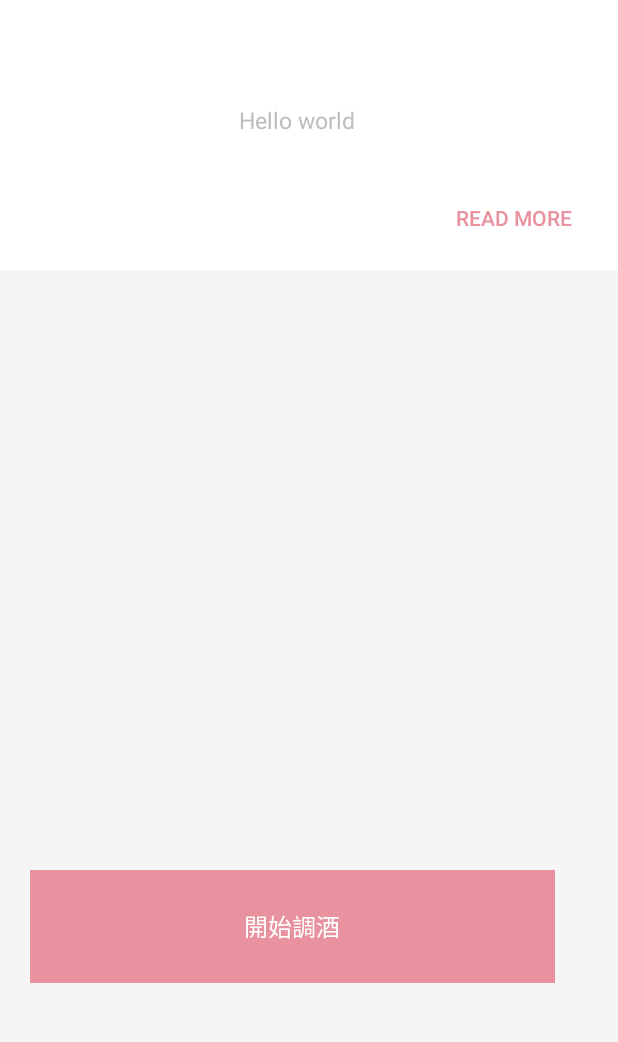
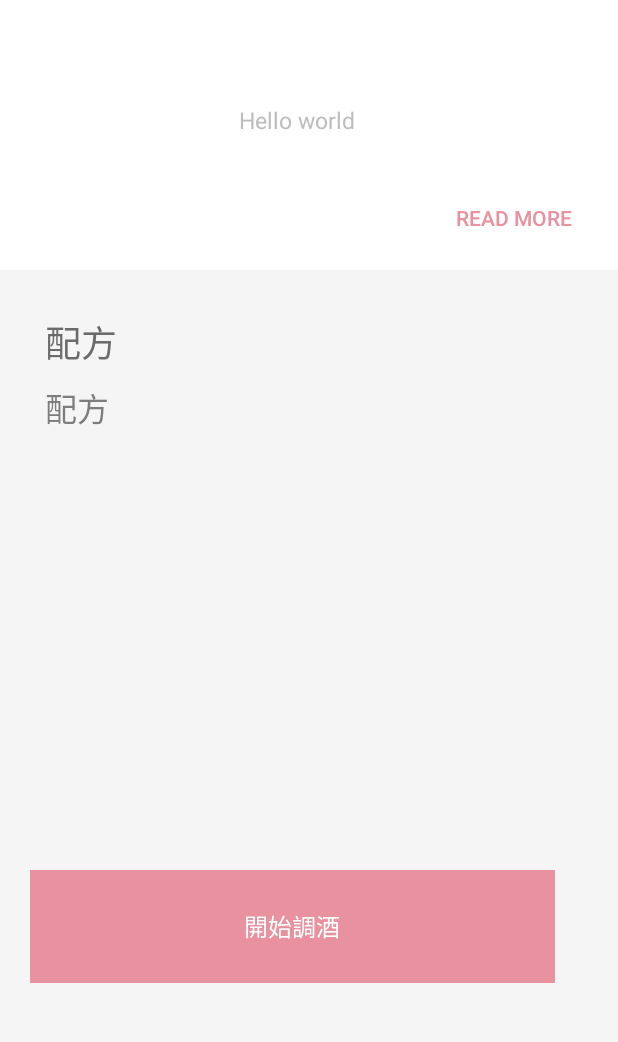
Before and after one commit to mick60316/Vodkender, an Android app: the ActionFragment screen opened through its navigation route, on a phone screen of 412 x 824 dp, the part 180-1222 px from its top. Run offline under Robolectric (Android 15) with nearby library versions, the phone set to English and light mode, and no system bars; 2 statements that could not run were skipped.

Commit message:
version 1.1

```diff
--- a/Vodkender/app/src/main/java/com/example/vodkender/ExtraTools.java
+++ b/Vodkender/app/src/main/java/com/example/vodkender/Component/ExtraTools.java
@@ -1,4 +1,4 @@
-package com.example.vodkender;
+package com.example.vodkender.Component;
 
 import android.util.Log;
 
--- a/Vodkender/app/src/main/java/com/example/vodkender/RecycleViewAdapter.java
+++ b/Vodkender/app/src/main/java/com/example/vodkender/Component/RecycleViewAdapter.java
@@ -1,7 +1,6 @@
-package com.example.vodkender;
+package com.example.vodkender.Component;
 
 import android.content.Context;
-import android.content.Intent;
 import android.content.res.Resources;
 import android.os.Bundle;
 import android.view.LayoutInflater;
@@ -13,6 +12,9 @@ import android.widget.TextView;
 import androidx.annotation.NonNull;
 import androidx.navigation.NavController;
 import androidx.recyclerview.widget.RecyclerView;
+
+import com.example.vodkender.DataSrtucture.Drink;
+import com.example.vodkender.R;
 
 import java.util.List;
 
--- a/Vodkender/app/src/main/java/com/example/vodkender/Fragment/StoryFragment.java
+++ b/Vodkender/app/src/main/java/com/example/vodkender/Fragment/StoryFragment.java
@@ -12,7 +12,7 @@ import androidx.annotation.NonNull;
 import androidx.annotation.Nullable;
 import androidx.fragment.app.Fragment;
 
-import com.example.vodkender.Drink;
+import com.example.vodkender.DataSrtucture.Drink;
 import com.example.vodkender.R;
 
 public class StoryFragment extends Fragment {
--- a/Vodkender/app/src/main/java/com/example/vodkender/VodkenderLoadingActivity.java
+++ b/Vodkender/app/src/main/java/com/example/vodkender/VodkenderLoadingActivity.java
@@ -8,6 +8,7 @@ import android.os.Handler;
 import android.view.View;
 
 import com.example.vodkender.BleService.BleService;
+import com.example.vodkender.Component.MaterialManager;
 
 
 import java.util.ArrayList;
@@ -26,7 +27,7 @@ public class VodkenderLoadingActivity extends Activity  {
         super.onCreate(savedInstanceState);
         setContentView(R.layout.loading_page);
         setActivityInfo();
-        DatabaseSync databaseSync =new DatabaseSync();
+        DatabaseLinker databaseLinker =new DatabaseLinker();
         Handler handler = new Handler();
         handler.postDelayed(new Runnable() {
             @Override
--- a/Vodkender/app/src/main/res/layout/action_fragment.xml
+++ b/Vodkender/app/src/main/res/layout/action_fragment.xml
@@ -52,6 +52,27 @@
             android:layout_width="540dp"
             android:layout_height="960dp"
             android:background="#F5F5F5">
+            <TextView
+                android:layout_width="321dp"
+                android:layout_height="30dp"
+                android:layout_marginTop="30dp"
+                android:layout_marginLeft="30dp"
+                android:textSize="24sp"
+                android:textColor="#6B6B6B"
+                android:text="配方"
+                ></TextView>
+            <TextView
+                android:id="@+id/materialText"
+                android:layout_width="321dp"
+                android:layout_height="300dp"
+                android:layout_marginTop="75dp"
+                android:layout_marginLeft="30dp"
+                android:textSize="21sp"
+                android:textColor="#7D7D7D"
+                android:text="配方"
+                ></TextView>
+
+
             <ImageButton
                 android:id="@+id/start_button"
                 android:layout_width="350dp"
```
Also changed, not shown: Vodkender/app/src/main/java/com/example/vodkender/Component/MaterialManager.java (renamed from Vodkender/app/src/main/java/com/example/vodkender/MaterialManager.java, +3 -7 lines), Vodkender/app/src/main/java/com/example/vodkender/DataSrtucture/Drink.java (renamed from Vodkender/app/src/main/java/com/example/vodkender/Drink.java, +5 -2 lines), Vodkender/app/src/main/java/com/example/vodkender/DatabaseLinker.java (added, +176 -0 lines), Vodkender/app/src/main/java/com/example/vodkender/DatabaseSync.java (deleted, +0 -92 lines), Vodkender/app/src/main/java/com/example/vodkender/Fragment/ActionFragment.java (+35 -3 lines), Vodkender/app/src/main/java/com/example/vodkender/Fragment/MainFragment.java (+3 -4 lines), Vodkender/app/src/main/java/com/example/vodkender/VodkenderMainActivity.java (+3 -11 lines).
